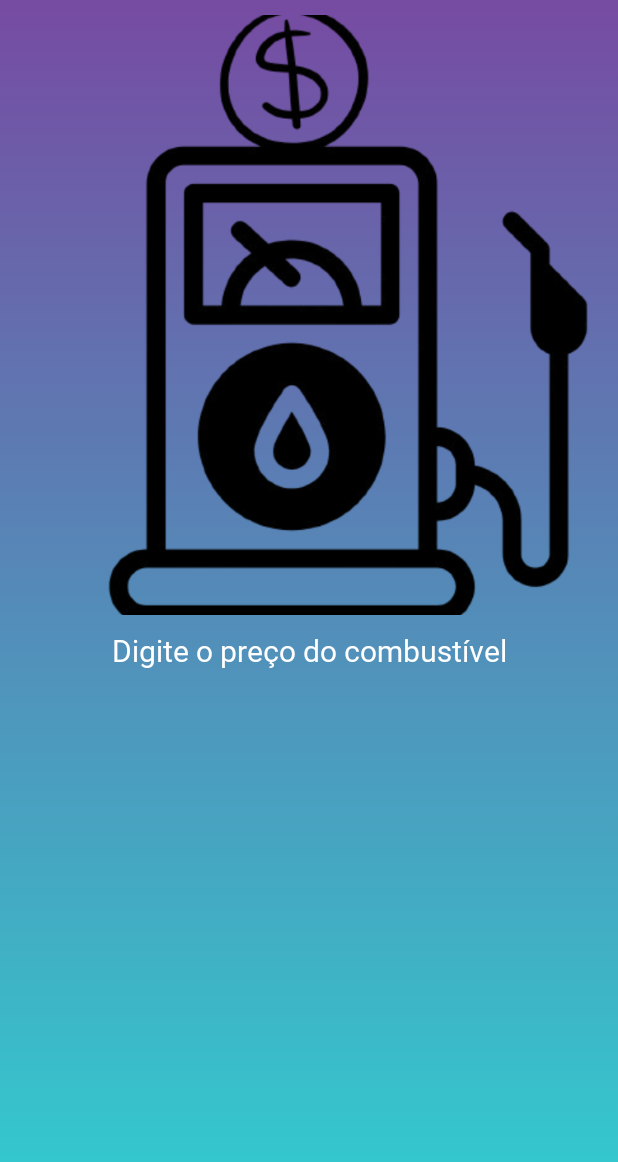
After one commit to RodriFreela/MyFuelCalculator, an Android app: the precio_combustible screen opened directly, with no data from a screen before it, on a phone screen of 412 x 824 dp. The commit adds this screen. Shown: the top 1162 px of the screen. Run offline under Robolectric (Android 15) with nearby library versions, the phone set to English and light mode, and no system bars; Roboto replaces fonts that are not available here.

Commit message:
layuout activity_precio_combustible.xml

```diff
--- a/app/src/main/AndroidManifest.xml
+++ b/app/src/main/AndroidManifest.xml
@@ -13,6 +13,9 @@
         android:theme="@style/Theme.CustoViagem"
         tools:targetApi="31">
         <activity
+            android:name=".precio_combustible"
+            android:exported="false" />
+        <activity
             android:name=".MainActivity"
             android:exported="true">
             <intent-filter>
@@ -21,6 +24,7 @@
                 <category android:name="android.intent.category.LAUNCHER" />
             </intent-filter>
         </activity>
+
         <meta-data
             android:name="preloaded_fonts"
             android:resource="@array/preloaded_fonts" />
--- /dev/null
+++ b/app/src/main/java/com/example/custoviagem/precio_combustible.kt
@@ -0,0 +1,20 @@
+package com.example.custoviagem
+
+import android.os.Bundle
+import androidx.activity.enableEdgeToEdge
+import androidx.appcompat.app.AppCompatActivity
+import androidx.core.view.ViewCompat
+import androidx.core.view.WindowInsetsCompat
+
+class precio_combustible : AppCompatActivity() {
+    override fun onCreate(savedInstanceState: Bundle?) {
+        super.onCreate(savedInstanceState)
+        enableEdgeToEdge()
+        setContentView(R.layout.activity_precio_combustible)
+        ViewCompat.setOnApplyWindowInsetsListener(findViewById(R.id.main)) { v, insets ->
+            val systemBars = insets.getInsets(WindowInsetsCompat.Type.systemBars())
+            v.setPadding(systemBars.left, systemBars.top, systemBars.right, systemBars.bottom)
+            insets
+        }
+    }
+}
--- a/app/src/main/res/layout/activity_main.xml
+++ b/app/src/main/res/layout/activity_main.xml
@@ -50,7 +50,7 @@
         app:srcCompat="@drawable/destino_removebg" />
 
     <Button
-        android:id="@+id/button1"
+        android:id="@+id/iniciar"
         android:layout_width="match_parent"
         android:layout_height="wrap_content"
         android:layout_marginStart="30dp"
--- /dev/null
+++ b/app/src/main/res/layout/activity_precio_combustible.xml
@@ -0,0 +1,35 @@
+<?xml version="1.0" encoding="utf-8"?>
+<androidx.constraintlayout.widget.ConstraintLayout xmlns:android="http://schemas.android.com/apk/res/android"
+    xmlns:app="http://schemas.android.com/apk/res-auto"
+    xmlns:tools="http://schemas.android.com/tools"
+    android:id="@+id/main"
+    android:layout_width="match_parent"
+    android:layout_height="match_parent"
+    tools:context=".precio_combustible"
+    android:background="@drawable/gradient_background">
+
+    <TextView
+        android:id="@+id/precio_combustible"
+        android:layout_width="wrap_content"
+        android:layout_height="wrap_content"
+        android:layout_marginTop="10dp"
+        android:fontFamily="@font/belanosima"
+        android:text="Digite o preço do combustível"
+        android:textColor="@color/white"
+        android:textSize="20dp"
+        app:layout_constraintEnd_toEndOf="parent"
+        app:layout_constraintStart_toStartOf="parent"
+        app:layout_constraintTop_toBottomOf="@+id/imageView4" />
+
+    <ImageView
+        android:id="@+id/imageView4"
+        android:layout_width="wrap_content"
+        android:layout_height="400dp"
+        android:layout_marginTop="10dp"
+        android:scaleType="centerCrop"
+        app:layout_constraintEnd_toEndOf="parent"
+        app:layout_constraintStart_toStartOf="parent"
+        app:layout_constraintTop_toTopOf="parent"
+        app:srcCompat="@drawable/preco" />
+
+</androidx.constraintlayout.widget.ConstraintLayout>
```
Also changed, not shown: app/src/main/java/com/example/custoviagem/MainActivity.kt (+9 -4 lines), app/src/main/res/layout/preco_combustivel.xml (deleted, +0 -20 lines), app/src/main/res/drawable/preco.png (added).
